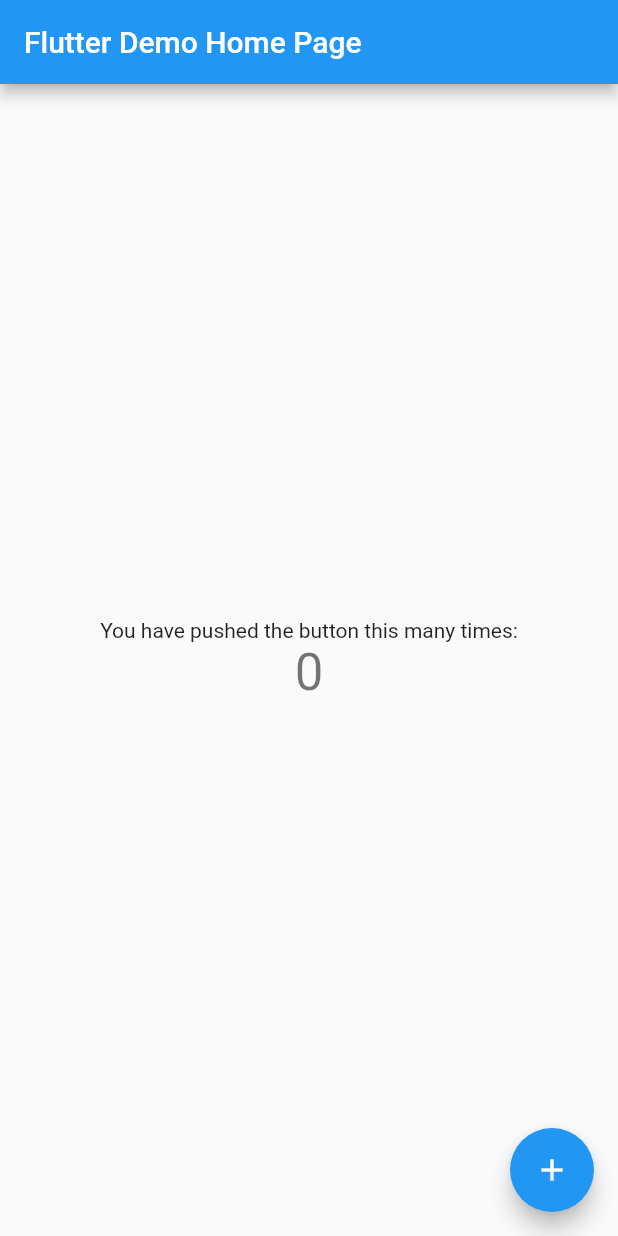
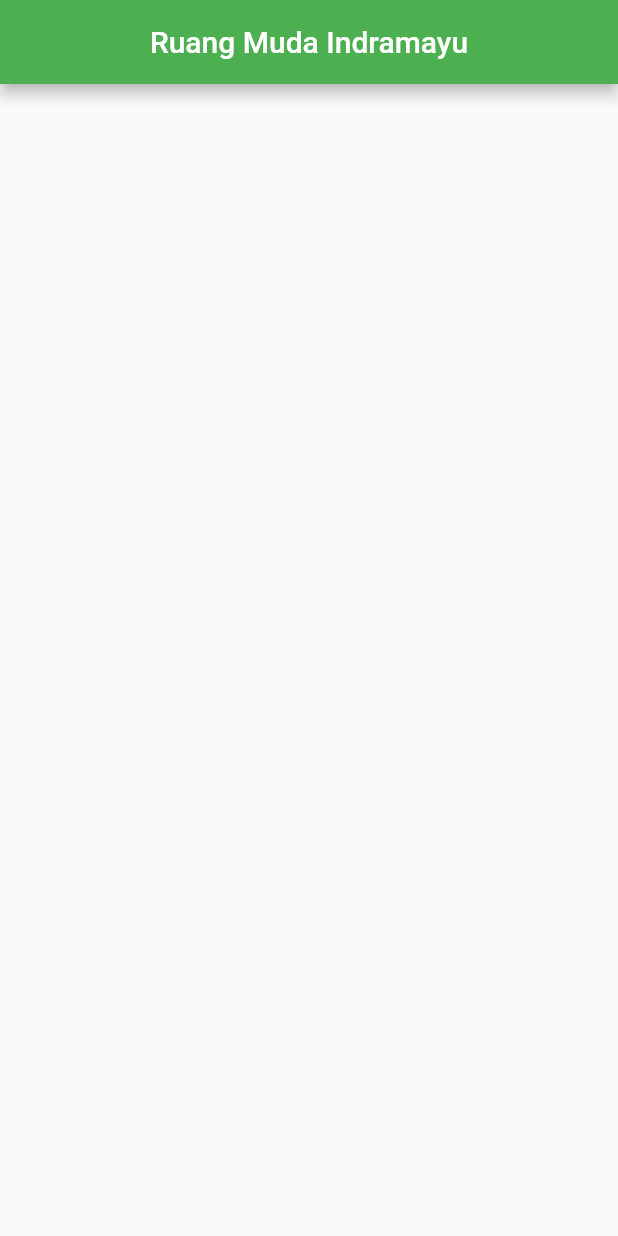
Before and after one commit to RifqiSah/RMI, a Flutter app: the screen it shows after launch, on a phone screen of 412 x 824 dp. Run offline on Flutter 3.47's test engine with Material 2 defaults, Android fonts, the phone set to English and light mode, and no system bars.

Commit message:
init: homepage

```diff
--- a/lib/main.dart
+++ b/lib/main.dart
@@ -1,111 +1,18 @@
 import 'package:flutter/material.dart';
+import 'package:rmi/views/home.dart';
 
 void main() => runApp(MyApp());
 
 class MyApp extends StatelessWidget {
-  // This widget is the root of your application.
   @override
   Widget build(BuildContext context) {
     return MaterialApp(
-      title: 'Flutter Demo',
+      title: 'Ruang Muda Indramayu',
+      debugShowCheckedModeBanner: false,
       theme: ThemeData(
-        // This is the theme of your application.
-        //
-        // Try running your application with "flutter run". You'll see the
-        // application has a blue toolbar. Then, without quitting the app, try
-        // changing the primarySwatch below to Colors.green and then invoke
-        // "hot reload" (press "r" in the console where you ran "flutter run",
-        // or simply save your changes to "hot reload" in a Flutter IDE).
-        // Notice that the counter didn't reset back to zero; the application
-        // is not restarted.
         primarySwatch: Colors.blue,
       ),
-      home: MyHomePage(title: 'Flutter Demo Home Page'),
+      home: Home(),
     );
   }
 }
-
-class MyHomePage extends StatefulWidget {
-  MyHomePage({Key key, this.title}) : super(key: key);
-
-  // This widget is the home page of your application. It is stateful, meaning
-  // that it has a State object (defined below) that contains fields that affect
-  // how it looks.
-
-  // This class is the configuration for the state. It holds the values (in this
-  // case the title) provided by the parent (in this case the App widget) and
-  // used by the build method of the State. Fields in a Widget subclass are
-  // always marked "final".
-
-  final String title;
-
-  @override
-  _MyHomePageState createState() => _MyHomePageState();
-}
-
-class _MyHomePageState extends State<MyHomePage> {
-  int _counter = 0;
-
-  void _incrementCounter() {
-    setState(() {
-      // This call to setState tells the Flutter framework that something has
-      // changed in this State, which causes it to rerun the build method below
-      // so that the display can reflect the updated values. If we changed
-      // _counter without calling setState(), then the build method would not be
-      // called again, and so nothing would appear to happen.
-      _counter++;
-    });
-  }
-
-  @override
-  Widget build(BuildContext context) {
-    // This method is rerun every time setState is called, for instance as done
-    // by the _incrementCounter method above.
-    //
-    // The Flutter framework has been optimized to make rerunning build methods
-    // fast, so that you can just rebuild anything that needs updating rather
-    // than having to individually change instances of widgets.
-    return Scaffold(
-      appBar: AppBar(
-        // Here we take the value from the MyHomePage object that was created by
-        // the App.build method, and use it to set our appbar title.
-        title: Text(widget.title),
-      ),
-      body: Center(
-        // Center is a layout widget. It takes a single child and positions it
-        // in the middle of the parent.
-        child: Column(
-          // Column is also a layout widget. It takes a list of children and
-          // arranges them vertically. By default, it sizes itself to fit its
-          // children horizontally, and tries to be as tall as its parent.
-          //
-          // Invoke "debug painting" (press "p" in the console, choose the
-          // "Toggle Debug Paint" action from the Flutter Inspector in Android
-          // Studio, or the "Toggle Debug Paint" command in Visual Studio Code)
-          // to see the wireframe for each widget.
-          //
-          // Column has various properties to control how it sizes itself and
-          // how it positions its children. Here we use mainAxisAlignment to
-          // center the children vertically; the main axis here is the vertical
-          // axis because Columns are vertical (the cross axis would be
-          // horizontal).
-          mainAxisAlignment: MainAxisAlignment.center,
-          children: <Widget>[
-            Text(
-              'You have pushed the button this many times:',
-            ),
-            Text(
-              '$_counter',
-              style: Theme.of(context).textTheme.display1,
-            ),
-          ],
-        ),
-      ),
-      floatingActionButton: FloatingActionButton(
-        onPressed: _incrementCounter,
-        tooltip: 'Increment',
-        child: Icon(Icons.add),
-      ), // This trailing comma makes auto-formatting nicer for build methods.
-    );
-  }
-}
--- /dev/null
+++ b/lib/views/home.dart
@@ -0,0 +1,21 @@
+import 'package:flutter/material.dart';
+
+class Home extends StatefulWidget {
+  @override
+  _HomeState createState() => _HomeState();
+}
+
+class _HomeState extends State<Home> {
+  @override
+  Widget build(BuildContext context) {
+    return Scaffold(
+      appBar: AppBar(
+        backgroundColor: Colors.green,
+        title: Center(child: Text("Ruang Muda Indramayu")),
+      ),
+      body: Container(
+
+      ),
+    );
+  }
+}
```
